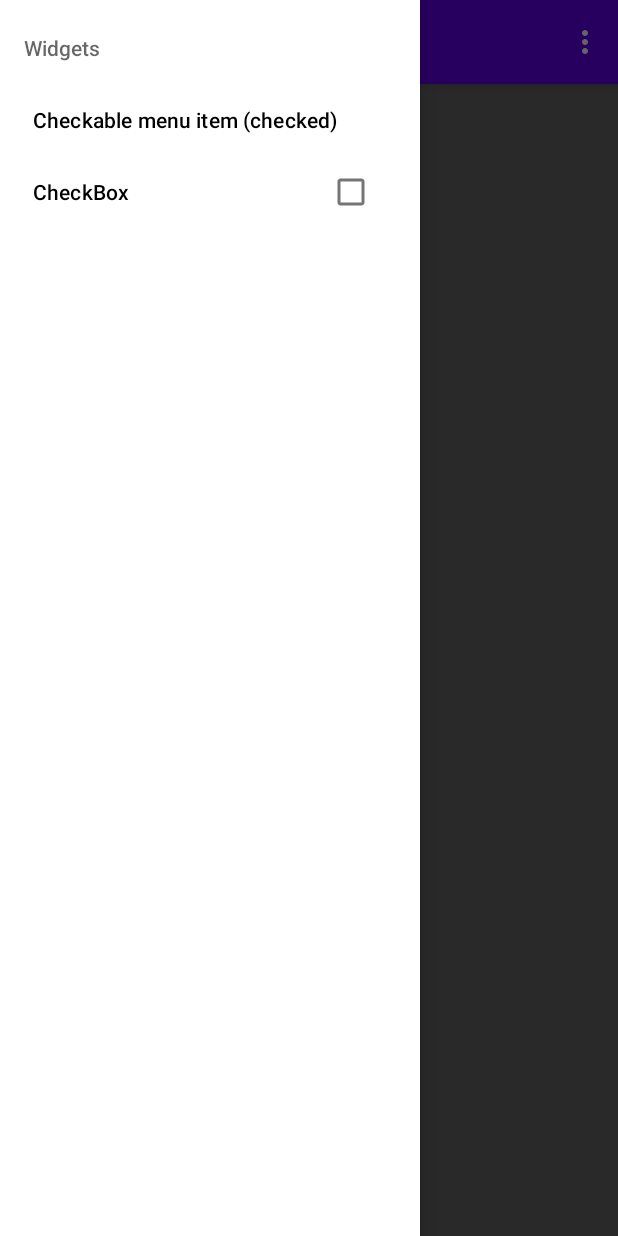
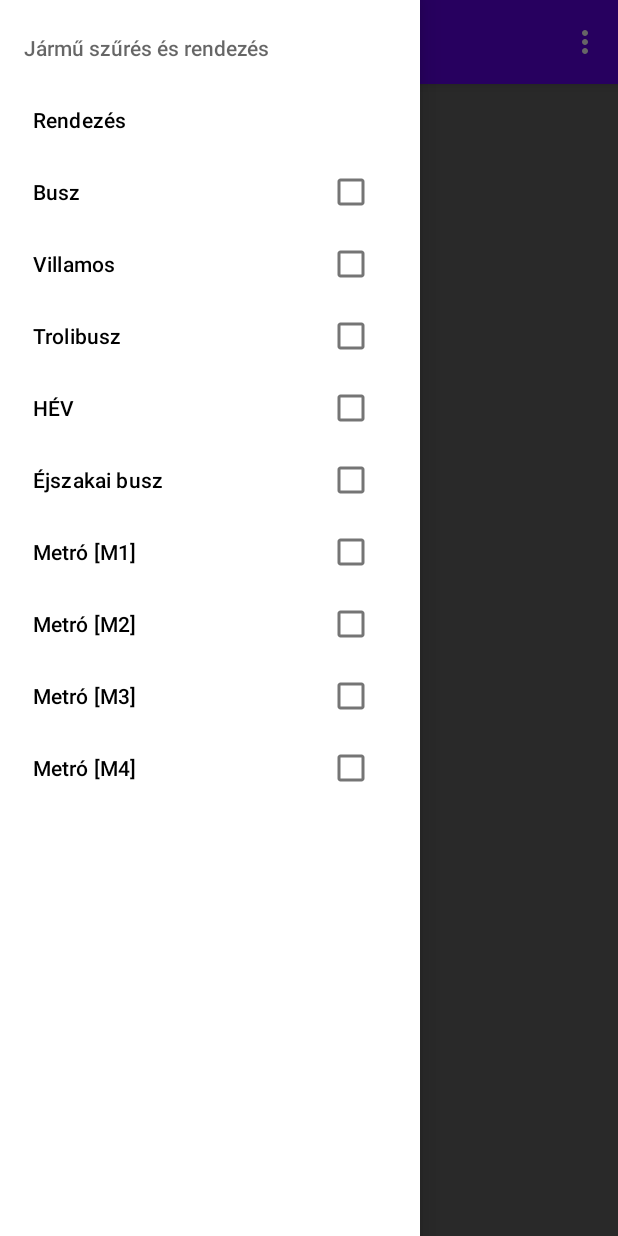
Before and after one commit to rigopeti96/crowdsense_bkk, an Android app: the StationPickerActivity screen opened directly, with no data from a screen before it, with the side drawer open, on a phone screen of 412 x 824 dp. Run offline under Robolectric (Android 15) with nearby library versions, the phone set to English and light mode, and no system bars; our stand-ins replace navigation-ui; 2 statements that could not run were skipped.

Commit message:
create checkboxes and string values

```diff
--- a/app/src/main/java/hu/bme/aut/android/publictransporterapp/StationPickerActivity.kt
+++ b/app/src/main/java/hu/bme/aut/android/publictransporterapp/StationPickerActivity.kt
@@ -78,7 +78,7 @@ class StationPickerActivity : AppCompatActivity() {
         val drawerLayout: DrawerLayout = findViewById(R.id.drawer_layout)
         val navView: NavigationView = findViewById(R.id.nav_view)
         val navController = findNavController(R.id.nav_host_fragment)
-        val menuItem: MenuItem = navView.menu.findItem(R.id.checkbox)
+        val menuItemBus: MenuItem = navView.menu.findItem(R.id.checkboxBus)
         // Passing each menu ID as a set of Ids because each
         // menu should be considered as top level destinations.
         appBarConfiguration = AppBarConfiguration(
@@ -88,11 +88,11 @@ class StationPickerActivity : AppCompatActivity() {
         )
         setupActionBarWithNavController(navController, appBarConfiguration)
         navView.setupWithNavController(navController)
-        (menuItem.actionView as CheckBox).setOnCheckedChangeListener { buttonView, isChecked ->
+        (menuItemBus.actionView as CheckBox).setOnCheckedChangeListener { buttonView, isChecked ->
             updateAdapter(isChecked)
         }
 
-        updateAdapter((menuItem.actionView as CheckBox).isChecked)
+        updateAdapter((menuItemBus.actionView as CheckBox).isChecked)
 
     }
 
--- a/app/src/main/java/hu/bme/aut/android/publictransporterapp/adapter/StationAdapter.kt
+++ b/app/src/main/java/hu/bme/aut/android/publictransporterapp/adapter/StationAdapter.kt
@@ -60,7 +60,7 @@ class StationAdapter(
         } else if(stations[position].stopType == "M4") {
             holder.itemView.setBackgroundColor(Color.GREEN)
             holder.stationName.text = stations[position].name + " " + metroSign
-        } else if(stations[position].stopType == "M4") {
+        } else {
             holder.itemView.setBackgroundColor(Color.argb(100, 156, 39, 176))
         }
         // implement setOnClickListener event on item view.
--- a/app/src/main/res/menu/activity_main_drawer.xml
+++ b/app/src/main/res/menu/activity_main_drawer.xml
@@ -5,17 +5,57 @@
     tools:showIn="navigation_view">
 
     <item
-        android:title="Widgets"
+        android:title="@string/sorting_and_choosing"
         >
         <menu>
             <item
-                android:title="Checkable menu item (checked)"
+                android:title="@string/choosing"
                 android:checkable="true"
                 android:checked="false"
                 />
             <item
-                android:id="@+id/checkbox"
-                android:title="CheckBox"
+                android:id="@+id/checkboxBus"
+                android:title="@string/bus"
+                app:actionLayout="@layout/widget_check" />
+
+            <item
+                android:id="@+id/checkboxTram"
+                android:title="@string/tram"
+                app:actionLayout="@layout/widget_check" />
+
+            <item
+                android:id="@+id/checkboxTrolley"
+                android:title="@string/trolley"
+                app:actionLayout="@layout/widget_check" />
+
+            <item
+                android:id="@+id/checkboxRail"
+                android:title="@string/rail"
+                app:actionLayout="@layout/widget_check" />
+
+            <item
+                android:id="@+id/checkboxNBus"
+                android:title="@string/nightbus"
+                app:actionLayout="@layout/widget_check" />
+
+            <item
+                android:id="@+id/checkboxM1"
+                android:title="@string/m1"
+                app:actionLayout="@layout/widget_check" />
+
+            <item
+                android:id="@+id/checkboxM2"
+                android:title="@string/m2"
+                app:actionLayout="@layout/widget_check" />
+
+            <item
+                android:id="@+id/checkboxM3"
+                android:title="@string/m3"
+                app:actionLayout="@layout/widget_check" />
+
+            <item
+                android:id="@+id/checkboxM4"
+                android:title="@string/m4"
                 app:actionLayout="@layout/widget_check" />
         </menu>
     </item>
--- a/app/src/main/res/values/strings.xml
+++ b/app/src/main/res/values/strings.xml
@@ -39,6 +39,10 @@
     <string name="metro">Metró</string>
     <string name="nightbus">Éjszakai busz</string>
     <string name="rail">HÉV</string>
+    <string name="m1">Metró [M1]</string>
+    <string name="m2">Metró [M2]</string>
+    <string name="m3">Metró [M3]</string>
+    <string name="m4">Metró [M4]</string>
 
     <!--Report types-->
 
@@ -88,8 +92,11 @@
     <string name="nav_header_desc">Navigation header</string>
     <string name="action_settings">Settings</string>
 
+    <!--Sorting and filtering-->
+    <string name="sorting_and_choosing">Jármű szűrés és rendezés</string>
+    <string name="sorting">Szűrés</string>
+    <string name="choosing">Rendezés</string>
+
     <string name="menu_home">Home</string>
-    <string name="menu_gallery">Gallery</string>
-    <string name="menu_slideshow">Slideshow</string>
 
 </resources>
```
Also changed, not shown: app/src/main/res/mipmap-hdpi/ic_nbus.png (added), app/src/main/res/mipmap-hdpi/mipmap-hdpi/ic_m4.png (deleted), app/src/main/res/mipmap-hdpi/mipmap-mdpi/ic_m4.png (deleted), app/src/main/res/mipmap-hdpi/mipmap-xhdpi/ic_m4.png (deleted), app/src/main/res/mipmap-hdpi/mipmap-xxhdpi/ic_m4.png (deleted), app/src/main/res/mipmap-hdpi/mipmap-xxxhdpi/ic_m4.png (deleted), app/src/main/res/mipmap-mdpi/ic_nbus.png (added), app/src/main/res/mipmap-xhdpi/ic_nbus.png (added), app/src/main/res/mipmap-xxhdpi/ic_nbus.png (added), app/src/main/res/mipmap-xxxhdpi/ic_nbus.png (added).
